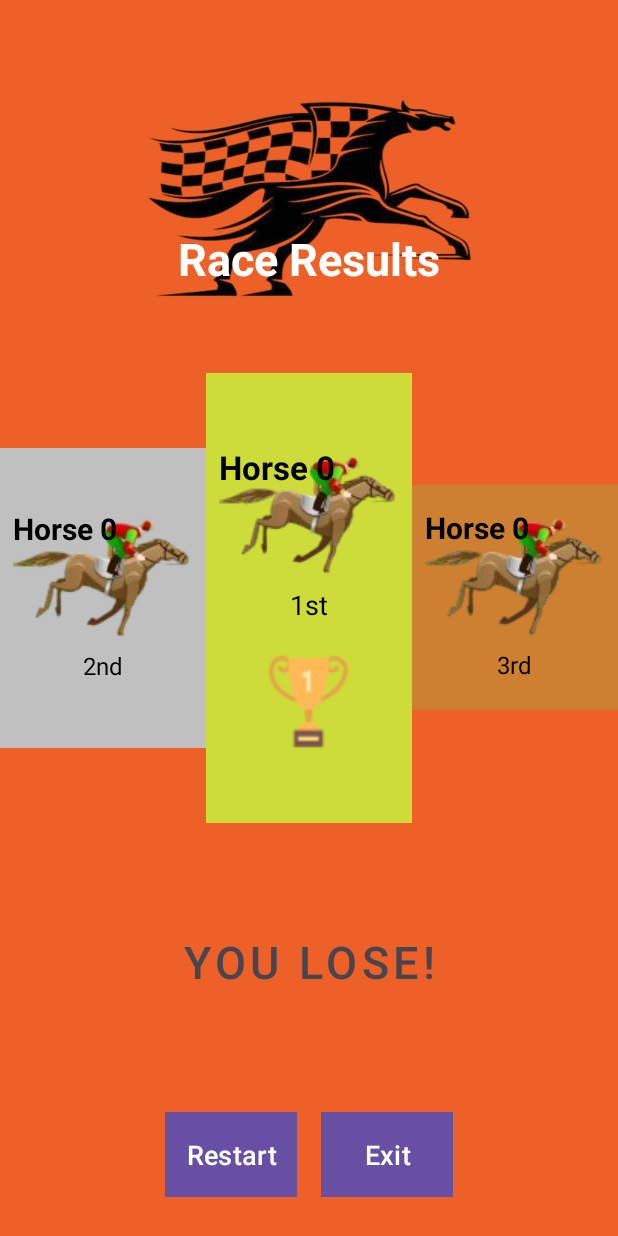
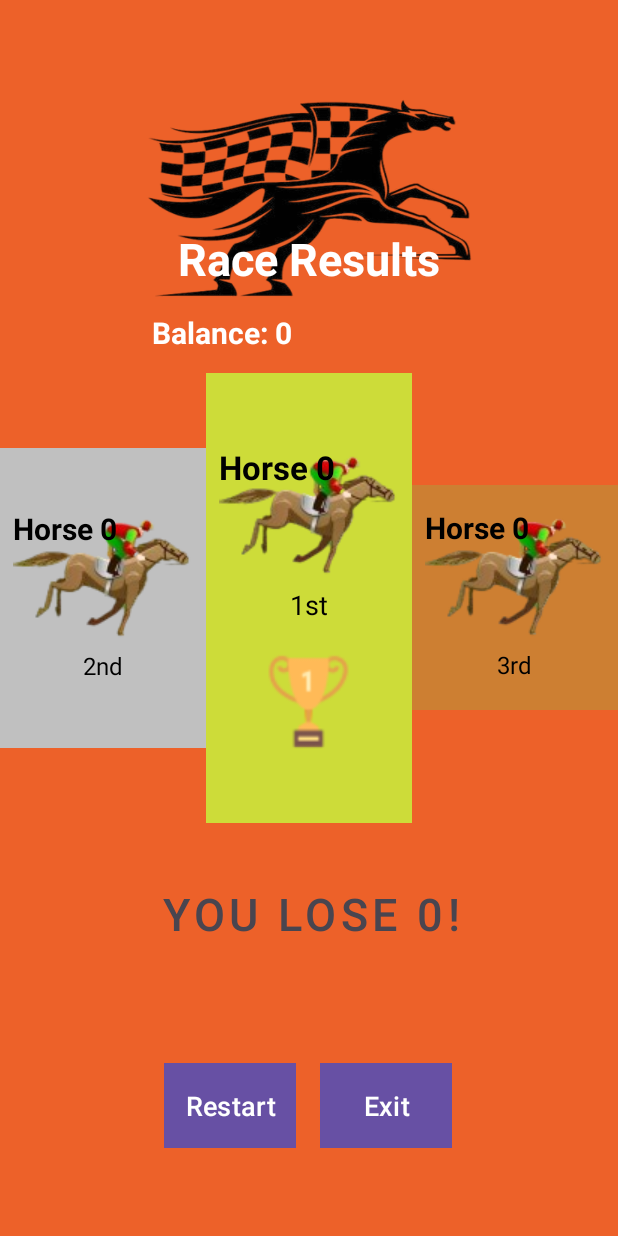
Before and after one commit to pnhphuong-work1/racing-app-android, an Android app: the MainActivity screen opened directly, with no data from a screen before it, on a phone screen of 412 x 824 dp. Run offline under Robolectric (Android 15) with nearby library versions, the phone set to English and light mode, and no system bars.

Commit message:
added: background music, play music modified: passing data between Activity TO-DO: Handle Exit button at result view

```diff
--- a/app/src/main/java/com/example/racingapp/MainActivity.java
+++ b/app/src/main/java/com/example/racingapp/MainActivity.java
@@ -2,6 +2,7 @@ package com.example.racingapp;
 
 import android.content.Intent;
 import android.os.Bundle;
+import android.util.Log;
 import android.view.View;
 import android.widget.Button;
 import android.widget.TextView;
@@ -14,52 +15,54 @@ import androidx.core.view.WindowInsetsCompat;
 
 public class MainActivity extends AppCompatActivity {
 
+    int betResult, balance, firstPlace, secondPlace, thirdPlace;
+    String username;
+    Button btnRestart, btnExit;
+
     @Override
     protected void onCreate(Bundle savedInstanceState) {
         super.onCreate(savedInstanceState);
         EdgeToEdge.enable(this);
         setContentView(R.layout.result_view);
-        Button btnRestart = findViewById(R.id.btn_restart);
-        Button btnExit = findViewById(R.id.btn_exit);
 
-        int betResult = getIntent().getIntExtra("betResult", 0);
-        int firstPlace = getIntent().getIntExtra("firstPlace", 0);
-        int secondPlace = getIntent().getIntExtra("secondPlace", 0);
-        int thirdPlace = getIntent().getIntExtra("thirdPlace", 0);
+        Projecting();
 
         // Set tên và hình ảnh của ngựa về nhất
         TextView tv1stPlace = findViewById(R.id.tv1stPlace);
         tv1stPlace.setText("Horse " + firstPlace); // Display horse number for 1st place
         tv1stPlace.setBackgroundResource(getHorseImage(firstPlace)); // Set corresponding horse image
-
         // Set tên và hình ảnh của ngựa về nhì
         TextView tv2ndPlace = findViewById(R.id.tv_2nd_place);
-        tv2ndPlace.setText("Horse " + secondPlace); // Display horse number for 2nd place
-        tv2ndPlace.setBackgroundResource(getHorseImage(secondPlace)); // Set corresponding horse image
-
+        tv2ndPlace.setText("Horse " + secondPlace);
+        tv2ndPlace.setBackgroundResource(getHorseImage(secondPlace));
         // Set tên và hình ảnh của ngựa về ba
         TextView tv3rdPlace = findViewById(R.id.tv_3rd_place);
-        tv3rdPlace.setText("Horse " + thirdPlace); // Display horse number for 3rd place
+        tv3rdPlace.setText("Horse " + thirdPlace);
         tv3rdPlace.setBackgroundResource(getHorseImage(thirdPlace));
 
         // Hiển thị kết quả cá cược
         TextView resultTextView = findViewById(R.id.result_text);
-        resultTextView.setText(betResult > 0 ? "YOU WIN!" : "YOU LOSE!");
+        resultTextView.setText(betResult > 0 ? "YOU WIN "+betResult+"!" : "YOU LOSE "+betResult+"!");
+        balance += betResult;
+        // Hiển thị số dư hiện tại
+        TextView currentBalance = findViewById(R.id.current_balance);
+        currentBalance.setText("Balance: "+balance);
 
-      btnRestart.setOnClickListener(new View.OnClickListener() {
-          @Override
-          public void onClick(View view) {
-              Intent intent = new Intent(MainActivity.this, BettingActivity.class);
-              //intent.addFlags(Intent.FLAG_ACTIVITY_CLEAR_TOP | Intent.FLAG_ACTIVITY_NEW_TASK);
-              startActivity(intent);
-              finish();
-          }
+        int finalBalance = balance;
+        btnRestart.setOnClickListener(view -> {
+          Intent intent = new Intent(MainActivity.this, BettingActivity.class);
+          intent.putExtra("balance", finalBalance);
+          intent.putExtra("name", username);
+          Log.d("MainActivity", "Put Extra Username: " + username);
+          //intent.addFlags(Intent.FLAG_ACTIVITY_CLEAR_TOP | Intent.FLAG_ACTIVITY_NEW_TASK);
+          startActivity(intent);
+          finish();
       });
         btnExit.setOnClickListener(new View.OnClickListener() {
             @Override
             public void onClick(View v) {
                 // Move the task to the back
-                moveTaskToBack(true);
+                MainActivity.this.moveTaskToBack(true);
             }
         });
     }
@@ -76,4 +79,15 @@ public class MainActivity extends AppCompatActivity {
                return R.drawable.horse3;// Default image for unknown horses
         }
     }
+    private void Projecting(){
+        btnRestart = findViewById(R.id.btn_restart);
+        btnExit = findViewById(R.id.btn_exit);
+
+        betResult = getIntent().getIntExtra("betResult", 0);
+        balance = getIntent().getIntExtra("balance", 0);
+        username = getIntent().getStringExtra("name");
+        firstPlace = getIntent().getIntExtra("firstPlace", 0);
+        secondPlace = getIntent().getIntExtra("secondPlace", 0);
+        thirdPlace = getIntent().getIntExtra("thirdPlace", 0);
+    }
 }
--- a/app/src/main/res/layout/result_view.xml
+++ b/app/src/main/res/layout/result_view.xml
@@ -2,6 +2,7 @@
 <androidx.constraintlayout.widget.ConstraintLayout
     xmlns:android="http://schemas.android.com/apk/res/android"
     xmlns:app="http://schemas.android.com/apk/res-auto"
+    xmlns:tools="http://schemas.android.com/tools"
     android:layout_width="match_parent"
     android:layout_height="match_parent"
     android:background="#ED6129"
@@ -9,6 +10,7 @@
     android:id="@+id/resultView">
 
     <TextView
+        android:id="@+id/textView2"
         android:layout_width="295dp"
         android:layout_height="253dp"
         android:background="@drawable/logo"
@@ -30,6 +32,21 @@
         app:layout_constraintEnd_toEndOf="parent"
         app:layout_constraintStart_toStartOf="parent"
         app:layout_constraintTop_toTopOf="parent" />
+
+    <TextView
+        android:id="@+id/current_balance"
+        android:layout_width="209dp"
+        android:layout_height="23dp"
+        android:layout_marginBottom="17dp"
+        android:text="Balance: "
+        android:textColor="#FFFFFF"
+        android:textSize="20sp"
+        android:textStyle="bold"
+        app:layout_constraintBottom_toTopOf="@+id/podium_layout"
+        app:layout_constraintEnd_toEndOf="parent"
+        app:layout_constraintStart_toStartOf="parent"
+        app:layout_constraintTop_toBottomOf="@+id/tv_winner"
+        app:layout_constraintVertical_bias="1.0" />
 
     <LinearLayout
         android:id="@+id/podium_layout"
@@ -139,26 +156,29 @@
         android:id="@+id/result_text"
         android:layout_width="wrap_content"
         android:layout_height="wrap_content"
-        android:layout_marginTop="56dp"
+        android:layout_marginTop="24dp"
+        android:fontFamily="sans-serif-light"
         android:gravity="center"
+        android:letterSpacing="0.1"
         android:padding="16dp"
         android:text="YOU WIN!"
         android:textSize="30sp"
         android:textStyle="bold"
         app:layout_constraintEnd_toEndOf="parent"
+        app:layout_constraintHorizontal_bias="0.508"
         app:layout_constraintStart_toStartOf="parent"
-        app:layout_constraintTop_toBottomOf="@+id/podium_layout"
-        android:letterSpacing="0.1"
-        android:fontFamily="sans-serif-light"/>
+        app:layout_constraintTop_toBottomOf="@+id/podium_layout" />
 
     <LinearLayout
         android:id="@+id/button_layout"
         android:layout_width="wrap_content"
         android:layout_height="wrap_content"
-        android:layout_marginTop="64dp"
+        android:layout_marginTop="4dp"
         android:gravity="center"
         android:orientation="horizontal"
+        app:layout_constraintBottom_toBottomOf="parent"
         app:layout_constraintEnd_toEndOf="parent"
+        app:layout_constraintHorizontal_bias="0.497"
         app:layout_constraintStart_toStartOf="parent"
         app:layout_constraintTop_toBottomOf="@+id/result_text">
 
```
Also changed, not shown: app/src/main/AndroidManifest.xml (+14 -12 lines), app/src/main/java/com/example/racingapp/BettingActivity.java (+26 -11 lines), app/src/main/java/com/example/racingapp/Login.java (+16 -21 lines), app/src/main/java/com/example/racingapp/RacingActivity.java (+37 -16 lines), app/src/main/java/com/example/racingapp/services/BackgroundMusicService.java (added, +40 -0 lines), app/src/main/java/com/example/racingapp/services/GameMusicService.java (added, +39 -0 lines), 3 other files.
